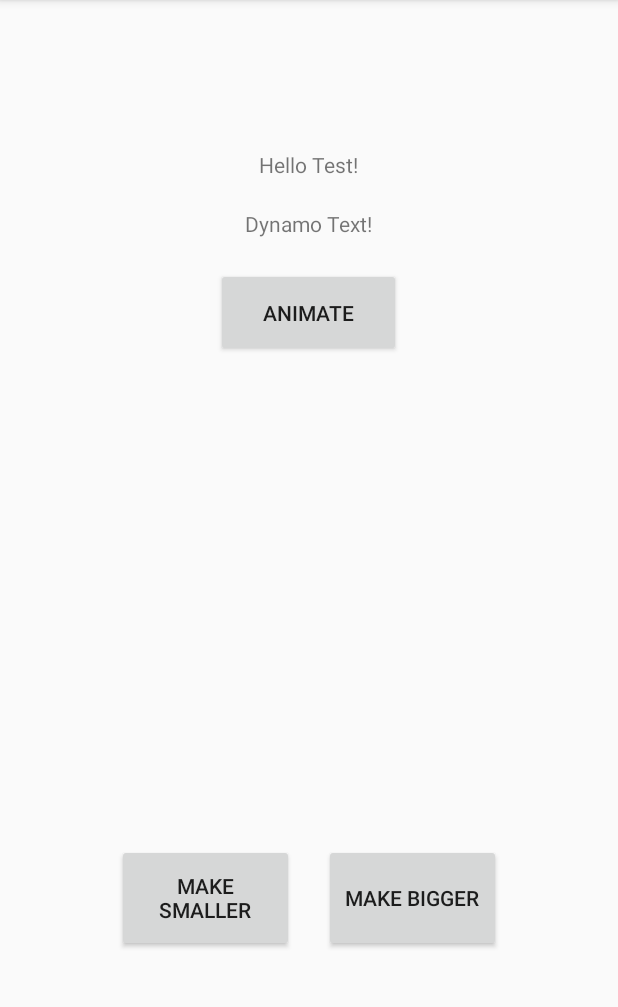
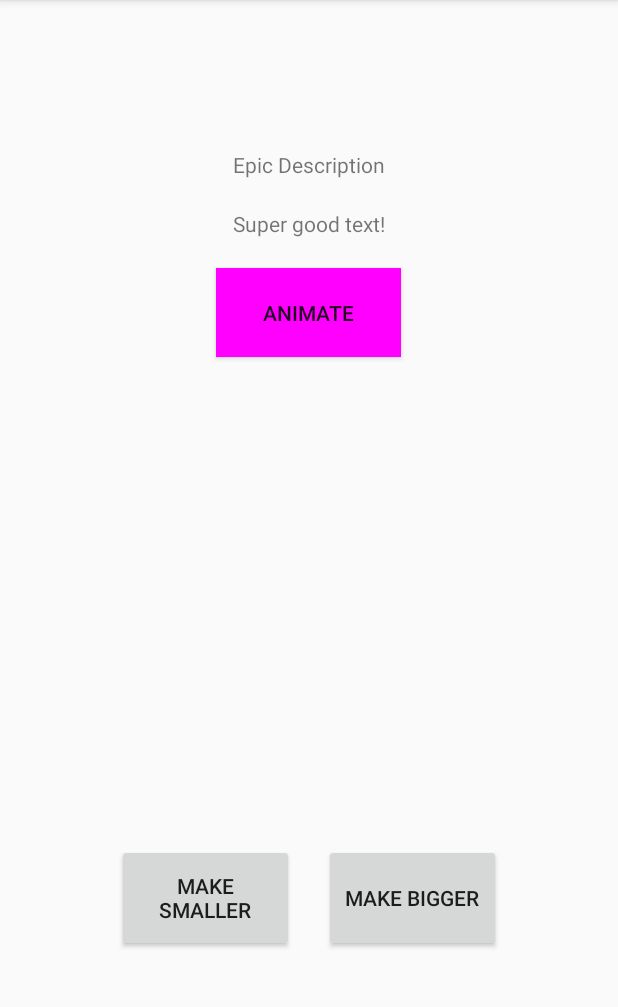
Before and after one commit to olesien/Mobilt_java23_Linus_Lindberg_Shakev4, an Android app: the screen it shows after launch (MainActivity), on a phone screen of 412 x 824 dp, the part 84-1091 px from its top. Run offline under Robolectric (Android 15) with nearby library versions, the light colour scheme and no system bars.

Commit message:
Fixed styles

```diff
--- a/app/src/main/res/layout/activity_main.xml
+++ b/app/src/main/res/layout/activity_main.xml
@@ -19,7 +19,7 @@
     <TextView
         android:layout_width="wrap_content"
         android:layout_height="wrap_content"
-        android:text="Hello Test!"
+        android:text="Epic Description"
         app:layout_constraintBottom_toBottomOf="parent"
         app:layout_constraintEnd_toEndOf="parent"
         app:layout_constraintHorizontal_bias="0.581"
@@ -33,7 +33,7 @@
         android:id="@+id/text1"
         android:layout_width="wrap_content"
         android:layout_height="wrap_content"
-        android:text="Dynamo Text!"
+        android:text="Super good text!"
         app:layout_constraintBottom_toBottomOf="parent"
         app:layout_constraintHorizontal_bias="0.581"
         app:layout_constraintLeft_toLeftOf="parent"
@@ -41,6 +41,7 @@
         />
 
     <Button
+        android:background="#ff00ff"
         android:layout_marginTop="20dp"
         android:id="@+id/button3"
         android:layout_width="123dp"
```
